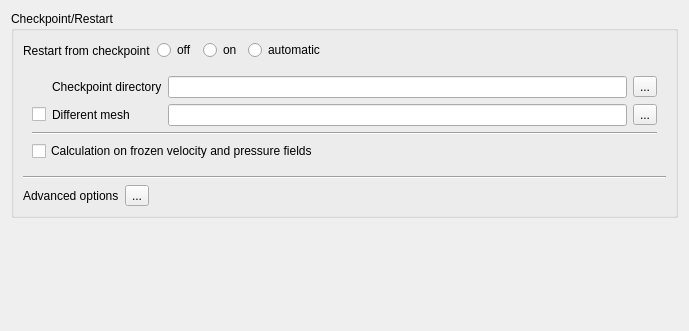
Above: gui/Pages/StartRestartForm.ui from code-saturne/code_saturne before the change. Below: the same form after it.
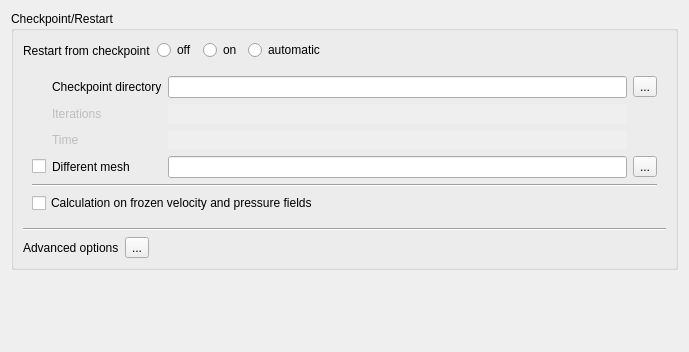
That is the form after the change. Icons and pictures are not drawn.

Commit message:
GUI: show restart information.
Cherry-picked from commit bd1a8dbe on master.

The edit to the form file:
```diff
--- a/gui/Pages/StartRestartForm.ui
+++ b/gui/Pages/StartRestartForm.ui
@@ -7,7 +7,7 @@
     <x>0</x>
     <y>0</y>
     <width>689</width>
-    <height>331</height>
+    <height>352</height>
    </rect>
   </property>
   <property name="windowTitle">
@@ -145,7 +145,7 @@
         <layout class="QVBoxLayout" name="verticalLayout">
          <item>
           <layout class="QGridLayout" name="gridLayout">
-           <item row="1" column="1">
+           <item row="3" column="1">
             <widget class="QLabel" name="labelCheckRestartMesh">
              <property name="text">
               <string>Different mesh</string>
@@ -185,7 +185,7 @@
              </property>
             </widget>
            </item>
-           <item row="1" column="4">
+           <item row="3" column="4">
             <widget class="QToolButton" name="toolButtonRestartMesh">
              <property name="text">
               <string>...</string>
@@ -196,14 +196,14 @@
              </property>
             </widget>
            </item>
-           <item row="1" column="3">
+           <item row="3" column="3">
             <widget class="QLineEdit" name="lineEditRestartMesh">
              <property name="toolTip">
               <string>&lt;html&gt;&lt;head/&gt;&lt;body&gt;&lt;p&gt;&lt;span style=&quot; font-weight:600;&quot;&gt;mesh_input&lt;/span&gt; or &lt;span style=&quot; font-weight:600;&quot;&gt;mesh_output&lt;/span&gt; from previous run matching the restart files.&lt;/p&gt;&lt;p&gt;If this file is not available (not saved in previous calculation), re-running the previous calculation in &amp;quot;preprocessing only&amp;quot; mode may allow rebuilding it.&lt;/p&gt;&lt;/body&gt;&lt;/html&gt;</string>
              </property>
             </widget>
            </item>
-           <item row="2" column="3">
+           <item row="4" column="3">
             <spacer name="horizontalSpacerMesh">
              <property name="orientation">
               <enum>Qt::Horizontal</enum>
@@ -226,13 +226,65 @@
              </property>
             </widget>
            </item>
-           <item row="1" column="0">
+           <item row="3" column="0">
             <widget class="QCheckBox" name="checkBoxRestartMesh">
              <property name="text">
               <string/>
              </property>
             </widget>
            </item>
+           <item row="1" column="1">
+            <widget class="QLabel" name="labelIteration">
+             <property name="enabled">
+              <bool>false</bool>
+             </property>
+             <property name="text">
+              <string>Iterations</string>
+             </property>
+            </widget>
+           </item>
+           <item row="2" column="1">
+            <widget class="QLabel" name="labelTime">
+             <property name="enabled">
+              <bool>false</bool>
+             </property>
+             <property name="text">
+              <string>Time</string>
+             </property>
+            </widget>
+           </item>
+           <item row="1" column="3">
+            <widget class="QLineEdit" name="lineEditIteration">
+             <property name="enabled">
+              <bool>false</bool>
+             </property>
+             <property name="toolTip">
+              <string>&lt;html&gt;&lt;head/&gt;&lt;body&gt;&lt;p&gt;Cumulative number of iterations in previous computation.&lt;/p&gt;&lt;/body&gt;&lt;/html&gt;</string>
+             </property>
+             <property name="frame">
+              <bool>false</bool>
+             </property>
+             <property name="readOnly">
+              <bool>true</bool>
+             </property>
+            </widget>
+           </item>
+           <item row="2" column="3">
+            <widget class="QLineEdit" name="lineEditTime">
+             <property name="enabled">
+              <bool>false</bool>
+             </property>
+             <property name="toolTip">
+              <string>&lt;html&gt;&lt;head/&gt;&lt;body&gt;&lt;p&gt;Physical time reached by in previous computation.&lt;/p&gt;&lt;/body&gt;&lt;/html&gt;</string>
+             </property>
+             <property name="frame">
+              <bool>false</bool>
+             </property>
+             <property name="readOnly">
+              <bool>true</bool>
+             </property>
+            </widget>
+           </item>
           </layout>
          </item>
          <item>
```
The commit also changes 2 other files.
